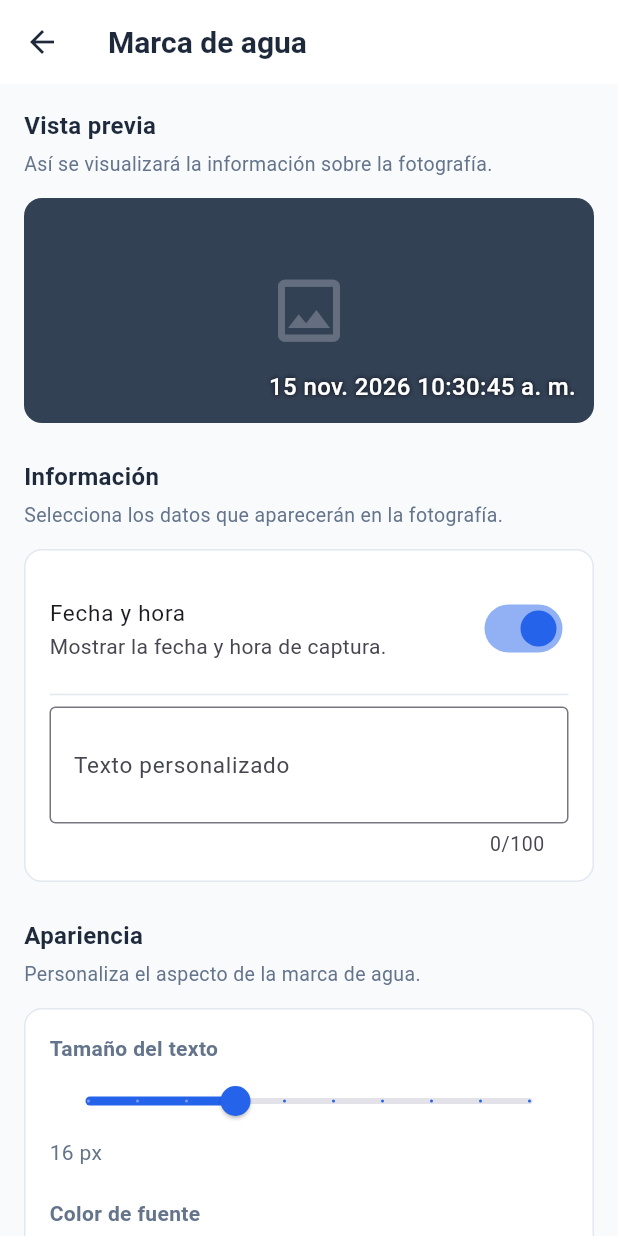
After one commit to kn2tt/app-evidencias, a Flutter app: the screen it shows after launch, after a tap on the "tune" icon, on a phone screen of 412 x 824 dp. The commit adds this screen. Run offline on Flutter 3.47's test engine with Material 3 defaults, Android fonts, the phone set to English and light mode, and no system bars; our stand-ins replace camera, material_ui, shared_preferences.

Commit message:
Integración inicial de configuración de marca de agua

```diff
--- /dev/null
+++ b/lib/features/camera/models/watermark_settings.dart
@@ -0,0 +1,61 @@
+import 'dart:convert';
+
+class WatermarkSettings {
+  final bool showDateTime;
+  final String customText;
+  final double fontSize;
+  final int colorValue;
+  final String position;
+
+  const WatermarkSettings({
+    this.showDateTime = true,
+    this.customText = '',
+    this.fontSize = 16,
+    this.colorValue = 0xFFFFFFFF,
+    this.position = 'bottomRight',
+  });
+
+  WatermarkSettings copyWith({
+    bool? showDateTime,
+    String? customText,
+    double? fontSize,
+    int? colorValue,
+    String? position,
+  }) {
+    return WatermarkSettings(
+      showDateTime: showDateTime ?? this.showDateTime,
+      customText: customText ?? this.customText,
+      fontSize: fontSize ?? this.fontSize,
+      colorValue: colorValue ?? this.colorValue,
+      position: position ?? this.position,
+    );
+  }
+
+  Map<String, dynamic> toMap() {
+    return {
+      'showDateTime': showDateTime,
+      'customText': customText,
+      'fontSize': fontSize,
+      'colorValue': colorValue,
+      'position': position,
+    };
+  }
+
+  factory WatermarkSettings.fromMap(Map<String, dynamic> map) {
+    return WatermarkSettings(
+      showDateTime: map['showDateTime'] ?? true,
+      customText: map['customText'] ?? '',
+      fontSize: (map['fontSize'] ?? 16).toDouble(),
+      colorValue: map['colorValue'] ?? 0xFFFFFFFF,
+      position: map['position'] ?? 'bottomRight',
+    );
+  }
+
+  String toJson() => jsonEncode(toMap());
+
+  factory WatermarkSettings.fromJson(String source) {
+    return WatermarkSettings.fromMap(
+      jsonDecode(source) as Map<String, dynamic>,
+    );
+  }
+}
--- a/lib/features/camera/screens/camera_home_screen.dart
+++ b/lib/features/camera/screens/camera_home_screen.dart
@@ -6,6 +6,9 @@ import 'package:material_ui/material_ui.dart';
 import 'package:flutter/services.dart';
 
 import '../../../core/theme/app_theme.dart';
+import '../models/watermark_settings.dart';
+import '../services/watermark_settings_service.dart';
+import 'watermark_settings_screen.dart';
 
 class CameraHomeScreen extends StatefulWidget {
   const CameraHomeScreen({super.key});
@@ -18,6 +21,12 @@ class _CameraHomeScreenState extends State<CameraHomeScreen> {
   CameraController? _controller;
 
   final List<XFile> _fotografias = [];
+
+  final WatermarkSettingsService _watermarkService =
+      WatermarkSettingsService();
+
+  WatermarkSettings _watermarkSettings =
+      const WatermarkSettings();
 
   bool _inicializando = true;
   bool _capturando = false;
@@ -35,7 +44,60 @@ class _CameraHomeScreenState extends State<CameraHomeScreen> {
       SystemUiMode.immersiveSticky,
     );
 
+    _cargarConfiguracionMarcaAgua();
     _inicializarCamara();
+  }
+
+  Future<void> _cargarConfiguracionMarcaAgua() async {
+    try {
+      final configuracion = await _watermarkService.load();
+
+      if (!mounted) return;
+
+      setState(() {
+        _watermarkSettings = configuracion;
+      });
+    } catch (_) {
+      // Se mantienen los valores predeterminados.
+    }
+  }
+
+  Future<void> _abrirConfiguracionMarcaAgua() async {
+    try {
+      final configuracionGuardada =
+          await _watermarkService.load();
+
+      if (!mounted) return;
+
+      setState(() {
+        _watermarkSettings = configuracionGuardada;
+      });
+
+      final resultado =
+          await Navigator.of(context).push<WatermarkSettings>(
+        MaterialPageRoute(
+          builder: (context) => WatermarkSettingsScreen(
+            initialSettings: _watermarkSettings,
+          ),
+        ),
+      );
+
+      if (!mounted || resultado == null) return;
+
+      setState(() {
+        _watermarkSettings = resultado;
+      });
+    } catch (e) {
+      if (!mounted) return;
+
+      ScaffoldMessenger.of(context).showSnackBar(
+        const SnackBar(
+          content: Text(
+            'No se pudo abrir la configuración de marca de agua.',
+          ),
+        ),
+      );
+    }
   }
 
   Future<void> _inicializarCamara({
@@ -299,6 +361,13 @@ class _CameraHomeScreenState extends State<CameraHomeScreen> {
                       _botonSuperior(
                         icono: Icons.flip_camera_android,
                         onTap: _cambiarCamara,
+                      ),
+
+                      const SizedBox(width: 10),
+
+                      _botonSuperior(
+                        icono: Icons.tune,
+                        onTap: _abrirConfiguracionMarcaAgua,
                       ),
 
                       const SizedBox(width: 10),
--- /dev/null
+++ b/lib/features/camera/screens/watermark_settings_screen.dart
@@ -0,0 +1,407 @@
+import 'package:material_ui/material_ui.dart';
+
+import '../../../core/theme/app_theme.dart';
+import '../models/watermark_settings.dart';
+import '../services/watermark_settings_service.dart';
+
+class WatermarkSettingsScreen extends StatefulWidget {
+  final WatermarkSettings initialSettings;
+
+  const WatermarkSettingsScreen({
+    super.key,
+    required this.initialSettings,
+  });
+
+  @override
+  State<WatermarkSettingsScreen> createState() =>
+      _WatermarkSettingsScreenState();
+}
+
+class _WatermarkSettingsScreenState
+    extends State<WatermarkSettingsScreen> {
+  final WatermarkSettingsService _service =
+      WatermarkSettingsService();
+
+  late WatermarkSettings _settings;
+  late TextEditingController _textController;
+
+  bool _saving = false;
+
+  final List<Color> _colors = [
+    Colors.white,
+    Colors.black,
+    const Color(0xFF2563EB),
+    const Color(0xFF22C55E),
+    const Color(0xFFFFD700),
+    const Color(0xFFFF5252),
+  ];
+
+  @override
+  void initState() {
+    super.initState();
+
+    _settings = widget.initialSettings;
+
+    _textController = TextEditingController(
+      text: _settings.customText,
+    );
+  }
+
+  Future<void> _save() async {
+    setState(() {
+      _saving = true;
+    });
+
+    try {
+      final updatedSettings = _settings.copyWith(
+        customText: _textController.text.trim(),
+      );
+
+      await _service.save(updatedSettings);
+
+      if (!mounted) return;
+
+      Navigator.of(context).pop(updatedSettings);
+    } catch (_) {
+      if (!mounted) return;
+
+      setState(() {
+        _saving = false;
+      });
+
+      ScaffoldMessenger.of(context).showSnackBar(
+        const SnackBar(
+          content: Text('No se pudo guardar la configuración.'),
+        ),
+      );
+    }
+  }
+
+  Widget _sectionTitle(String title, String description) {
+    return Column(
+      crossAxisAlignment: CrossAxisAlignment.start,
+      children: [
+        Text(
+          title,
+          style: const TextStyle(
+            fontSize: 16,
+            fontWeight: FontWeight.w700,
+            color: AppTheme.textColor,
+          ),
+        ),
+        const SizedBox(height: 4),
+        Text(
+          description,
+          style: const TextStyle(
+            fontSize: 13,
+            color: AppTheme.secondaryTextColor,
+          ),
+        ),
+      ],
+    );
+  }
+
+  Widget _settingsCard({
+    required Widget child,
+  }) {
+    return Container(
+      width: double.infinity,
+      padding: const EdgeInsets.all(16),
+      decoration: BoxDecoration(
+        color: AppTheme.surfaceColor,
+        borderRadius: BorderRadius.circular(12),
+        border: Border.all(
+          color: AppTheme.borderColor,
+        ),
+      ),
+      child: child,
+    );
+  }
+
+  Widget _buildPreview() {
+    final color = Color(_settings.colorValue);
+
+    return Container(
+      width: double.infinity,
+      height: 150,
+      decoration: BoxDecoration(
+        color: const Color(0xFF334155),
+        borderRadius: BorderRadius.circular(12),
+      ),
+      clipBehavior: Clip.antiAlias,
+      child: Stack(
+        children: [
+          const Positioned.fill(
+            child: Center(
+              child: Icon(
+                Icons.image_outlined,
+                size: 55,
+                color: Colors.white24,
+              ),
+            ),
+          ),
+          Positioned(
+            left: _settings.position == 'bottomLeft' ? 12 : null,
+            right: _settings.position == 'bottomRight' ? 12 : null,
+            top: _settings.position == 'topRight' ? 12 : null,
+            bottom: _settings.position.startsWith('bottom') ? 12 : null,
+            child: Column(
+              crossAxisAlignment:
+                  _settings.position == 'bottomLeft'
+                      ? CrossAxisAlignment.start
+                      : CrossAxisAlignment.end,
+              children: [
+                if (_settings.showDateTime)
+                  Text(
+                    '15 nov. 2026 10:30:45 a. m.',
+                    style: TextStyle(
+                      color: color,
+                      fontSize: _settings.fontSize,
+                      fontWeight: FontWeight.w500,
+                      shadows: const [
+                        Shadow(
+                          color: Colors.black87,
+                          blurRadius: 4,
+                        ),
+                      ],
+                    ),
+                  ),
+                if (_settings.customText.isNotEmpty)
+                  Text(
+                    _settings.customText,
+                    style: TextStyle(
+                      color: color,
+                      fontSize: _settings.fontSize,
+                      shadows: const [
+                        Shadow(
+                          color: Colors.black87,
+                          blurRadius: 4,
+                        ),
+                      ],
+                    ),
+                  ),
+              ],
+            ),
+          ),
+        ],
+      ),
+    );
+  }
+
+  @override
+  void dispose() {
+    _textController.dispose();
+    super.dispose();
+  }
+
+  @override
+  Widget build(BuildContext context) {
+    return Scaffold(
+      appBar: AppBar(
+        title: const Text('Marca de agua'),
+      ),
+      body: ListView(
+        padding: const EdgeInsets.all(16),
+        children: [
+          _sectionTitle(
+            'Vista previa',
+            'Así se visualizará la información sobre la fotografía.',
+          ),
+          const SizedBox(height: 12),
+          _buildPreview(),
+
+          const SizedBox(height: 24),
+
+          _sectionTitle(
+            'Información',
+            'Selecciona los datos que aparecerán en la fotografía.',
+          ),
+          const SizedBox(height: 12),
+
+          _settingsCard(
+            child: Column(
+              children: [
+                SwitchListTile(
+                  contentPadding: EdgeInsets.zero,
+                  title: const Text('Fecha y hora'),
+                  subtitle: const Text(
+                    'Mostrar la fecha y hora de captura.',
+                  ),
+                  value: _settings.showDateTime,
+                  activeThumbColor: AppTheme.primaryColor,
+                  onChanged: (value) {
+                    setState(() {
+                      _settings = _settings.copyWith(
+                        showDateTime: value,
+                      );
+                    });
+                  },
+                ),
+                const Divider(),
+                TextField(
+                  controller: _textController,
+                  maxLines: 2,
+                  maxLength: 100,
+                  decoration: const InputDecoration(
+                    labelText: 'Texto personalizado',
+                    hintText: 'Ej. Proyecto, cliente o ubicación',
+                    border: OutlineInputBorder(),
+                  ),
+                  onChanged: (_) {
+                    setState(() {});
+                  },
+                ),
+              ],
+            ),
+          ),
+
+          const SizedBox(height: 24),
+
+          _sectionTitle(
+            'Apariencia',
+            'Personaliza el aspecto de la marca de agua.',
+          ),
+          const SizedBox(height: 12),
+
+          _settingsCard(
+            child: Column(
+              crossAxisAlignment: CrossAxisAlignment.start,
+              children: [
+                const Text(
+                  'Tamaño del texto',
+                  style: TextStyle(
+                    fontWeight: FontWeight.w600,
+                  ),
+                ),
+                Slider(
+                  value: _settings.fontSize,
+                  min: 10,
+                  max: 28,
+                  divisions: 9,
+                  label: _settings.fontSize.round().toString(),
+                  activeColor: AppTheme.primaryColor,
+                  onChanged: (value) {
+                    setState(() {
+                      _settings = _settings.copyWith(
+                        fontSize: value,
+                      );
+                    });
+                  },
+                ),
+                Text(
+                  '${_settings.fontSize.round()} px',
+                  style: const TextStyle(
+                    color: AppTheme.secondaryTextColor,
+                  ),
+                ),
+                const SizedBox(height: 20),
+                const Text(
+                  'Color de fuente',
+                  style: TextStyle(
+                    fontWeight: FontWeight.w600,
+                  ),
+                ),
+                const SizedBox(height: 12),
+                Wrap(
+                  spacing: 12,
+                  children: _colors.map((color) {
+                    final selected =
+                        _settings.colorValue == color.toARGB32();
+
+                    return GestureDetector(
+                      onTap: () {
+                        setState(() {
+                          _settings = _settings.copyWith(
+                            colorValue: color.toARGB32(),
+                          );
+                        });
+                      },
+                      child: Container(
+                        width: 34,
+                        height: 34,
+                        decoration: BoxDecoration(
+                          color: color,
+                          shape: BoxShape.circle,
+                          border: Border.all(
+                            color: selected
+                                ? AppTheme.primaryColor
+                                : AppTheme.borderColor,
+                            width: selected ? 3 : 1,
+                          ),
+                        ),
+                        child: selected
+                            ? Icon(
+                                Icons.check,
+                                size: 18,
+                                color: color == Colors.white
+                                    ? Colors.black
+                                    : Colors.white,
+                              )
+                            : null,
+                      ),
+                    );
+                  }).toList(),
+                ),
+                const SizedBox(height: 24),
+                const Text(
+                  'Posición',
+                  style: TextStyle(
+                    fontWeight: FontWeight.w600,
+                  ),
+                ),
+                const SizedBox(height: 12),
+                SegmentedButton<String>(
+                  segments: const [
+                    ButtonSegment(
+                      value: 'bottomLeft',
+                      icon: Icon(Icons.align_horizontal_left),
+                    ),
+                    ButtonSegment(
+                      value: 'bottomRight',
+                      icon: Icon(Icons.align_horizontal_right),
+                    ),
+                    ButtonSegment(
+                      value: 'topRight',
+                      icon: Icon(Icons.vertical_align_top),
+                    ),
+                  ],
+                  selected: {_settings.position},
+                  onSelectionChanged: (selection) {
+                    setState(() {
+                      _settings = _settings.copyWith(
+                        position: selection.first,
+                      );
+                    });
+                  },
+                ),
+              ],
+            ),
+          ),
+
+          const SizedBox(height: 28),
+
+          SizedBox(
+            height: 50,
+            child: ElevatedButton.icon(
+              onPressed: _saving ? null : _save,
+              icon: _saving
+                  ? const SizedBox(
+                      width: 18,
+                      height: 18,
+                      child: CircularProgressIndicator(
+                        strokeWidth: 2,
+                        color: Colors.white,
+                      ),
+                    )
+                  : const Icon(Icons.check),
+              label: Text(
+                _saving ? 'Guardando...' : 'Guardar configuración',
+              ),
+            ),
+          ),
+          const SizedBox(height: 20),
+        ],
+      ),
+    );
+  }
+}
--- /dev/null
+++ b/lib/features/camera/services/watermark_settings_service.dart
@@ -0,0 +1,32 @@
+import 'package:shared_preferences/shared_preferences.dart';
+
+import '../models/watermark_settings.dart';
+
+class WatermarkSettingsService {
+  static const String _storageKey = 'watermark_settings';
+
+  Future<WatermarkSettings> load() async {
+    final preferences = await SharedPreferences.getInstance();
+
+    final savedSettings = preferences.getString(_storageKey);
+
+    if (savedSettings == null) {
+      return const WatermarkSettings();
+    }
+
+    try {
+      return WatermarkSettings.fromJson(savedSettings);
+    } catch (_) {
+      return const WatermarkSettings();
+    }
+  }
+
+  Future<void> save(WatermarkSettings settings) async {
+    final preferences = await SharedPreferences.getInstance();
+
+    await preferences.setString(
+      _storageKey,
+      settings.toJson(),
+    );
+  }
+}
--- a/pubspec.yaml
+++ b/pubspec.yaml
@@ -36,6 +36,7 @@ dependencies:
   # Use with the CupertinoIcons class for iOS style icons.
   cupertino_icons: ^1.0.8
   camera: ^0.12.2
+  shared_preferences: ^2.5.6
 
 dev_dependencies:
   flutter_test:
```
Also changed, not shown: pubspec.lock.
